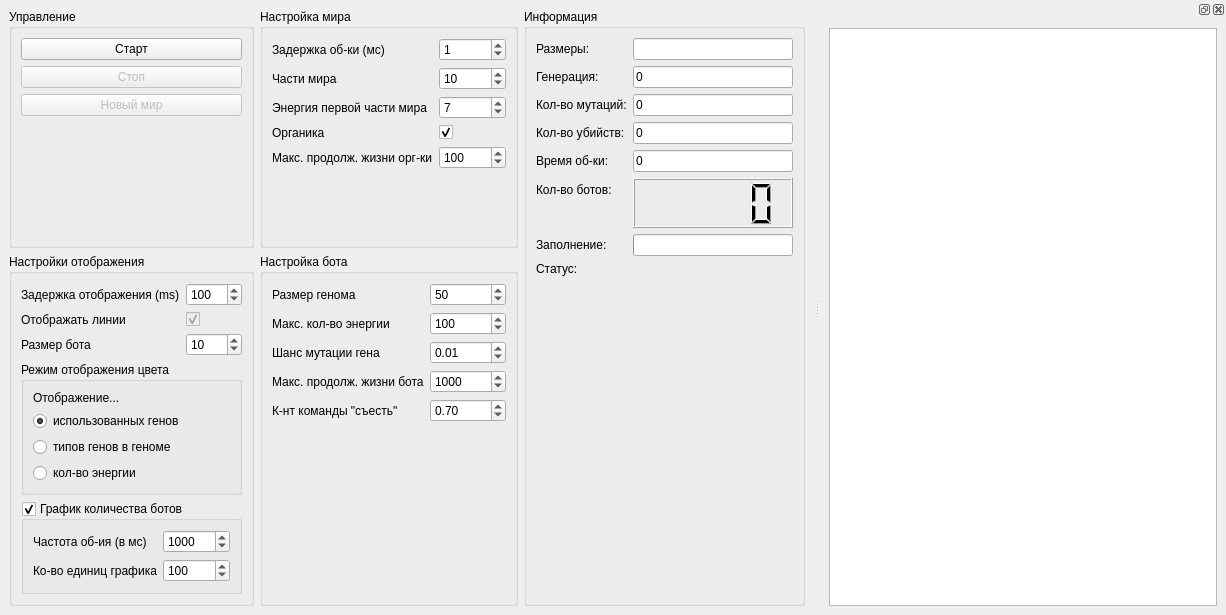
TomasGlgg/QGenetic, file mainwindow.ui: the form before one commit.
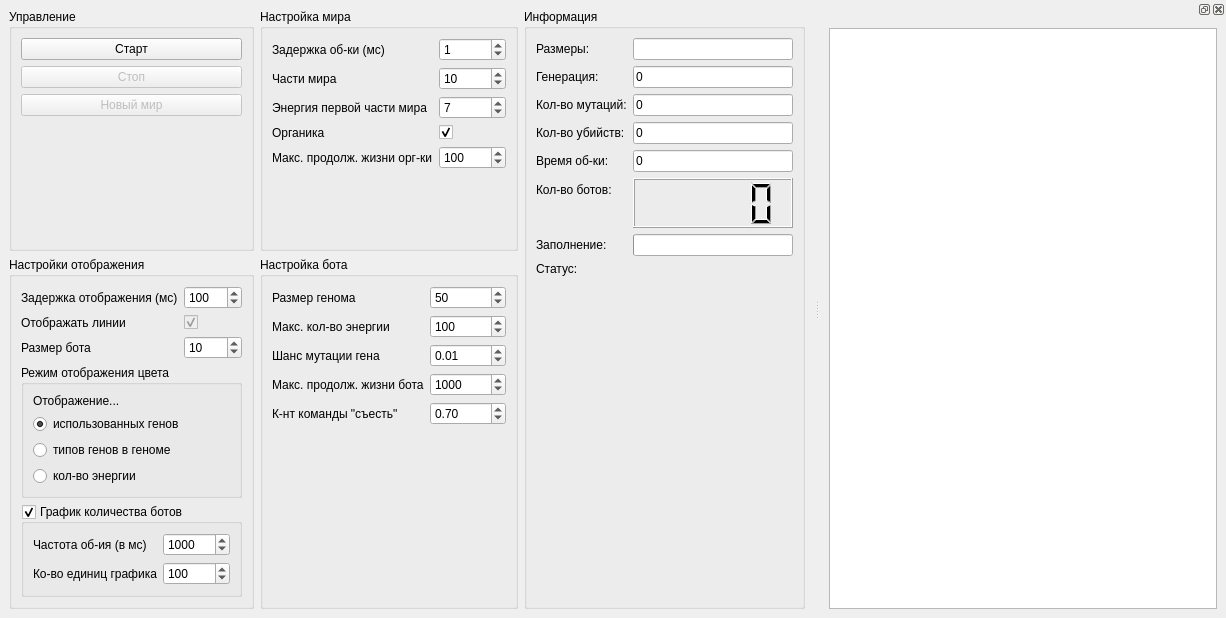
The form after the commit. Custom widgets are drawn as their Qt base class.

Diff of the .ui file:
```diff
--- a/mainwindow.ui
+++ b/mainwindow.ui
@@ -7,7 +7,7 @@
     <x>0</x>
     <y>0</y>
     <width>1226</width>
-    <height>615</height>
+    <height>618</height>
    </rect>
   </property>
   <property name="sizePolicy">
@@ -221,7 +221,7 @@
        <item row="0" column="0">
         <widget class="QLabel" name="label">
          <property name="text">
-          <string>Задержка отображения (ms)</string>
+          <string>Задержка отображения (мс)</string>
          </property>
         </widget>
        </item>
```
